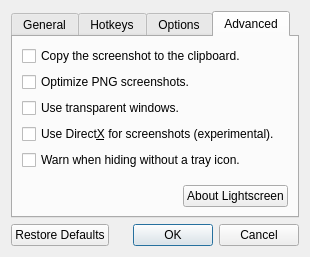
Old version of the form dialogs/optionsdialog.ui in the repository manjeetdahiya/lightscreen-clone.
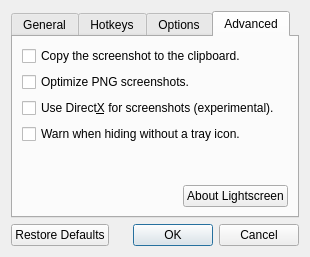
New version of the form. The open tabs and pages were chosen to show the change. Icons and pictures are not drawn. Custom widgets are drawn as their Qt base class.

What changed in the file:
```diff
--- a/dialogs/optionsdialog.ui
+++ b/dialogs/optionsdialog.ui
@@ -507,13 +507,6 @@
          </property>
         </widget>
        </item>
-       <item>
-        <widget class="QCheckBox" name="vistaGlassCheckBox" >
-         <property name="text" >
-          <string>Use transparent windows.</string>
-         </property>
-        </widget>
-       </item>
        <item>
         <widget class="QCheckBox" name="dxScreenCheckBox" >
          <property name="toolTip" >
```
Left out of the diff: 12 changed lines with no effect on the pictures.
